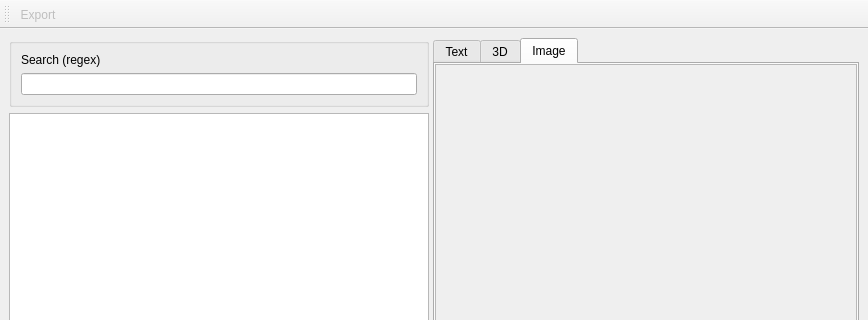
Qt form tools/DFSViewer/mainwindow.ui (bigianb/engine-51) before a commit; both pictures show x 0 to 868 and y 0 to 320 of the 868 by 650 pixel window.
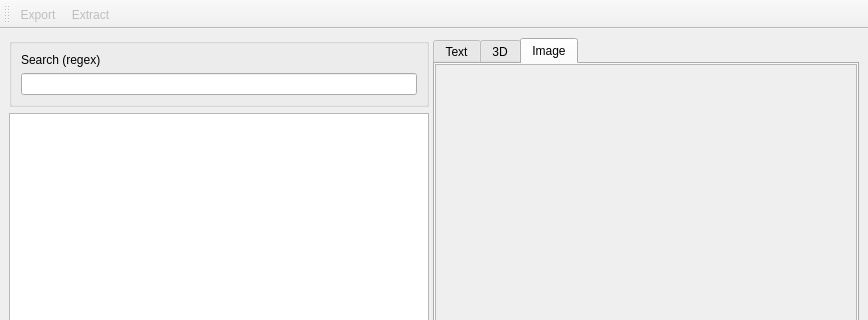
The same form after that commit. Icons and pictures are not drawn. Custom widgets are drawn as their Qt base class.

Diff of the .ui file:
```diff
--- a/tools/DFSViewer/mainwindow.ui
+++ b/tools/DFSViewer/mainwindow.ui
@@ -156,6 +156,7 @@
     <bool>false</bool>
    </attribute>
    <addaction name="actionToolbarExportFile"/>
+   <addaction name="actionToolbarExtractFile"/>
   </widget>
   <widget class="QStatusBar" name="statusbar"/>
   <action name="actionToolbarExportFile">
@@ -169,6 +170,17 @@
     <string>Export</string>
    </property>
   </action>
+  <action name="actionToolbarExtractFile">
+   <property name="enabled">
+    <bool>false</bool>
+   </property>
+   <property name="icon">
+    <iconset theme="document-save"/>
+   </property>
+   <property name="text">
+    <string>Extract</string>
+   </property>
+  </action>
  </widget>
  <customwidgets>
   <customwidget>
```
